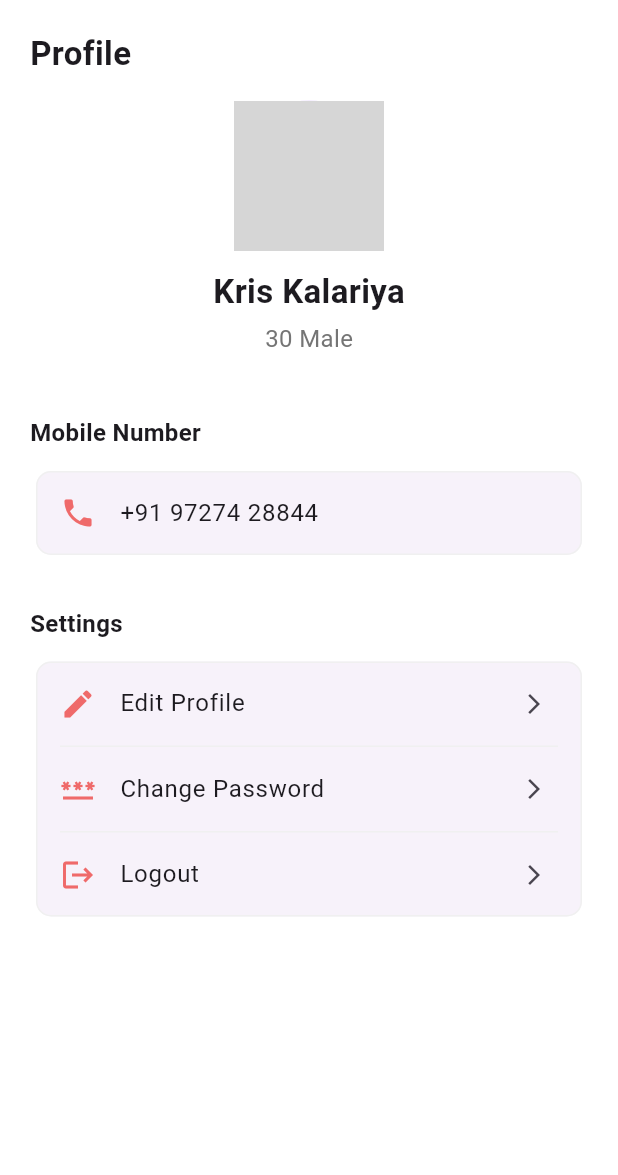
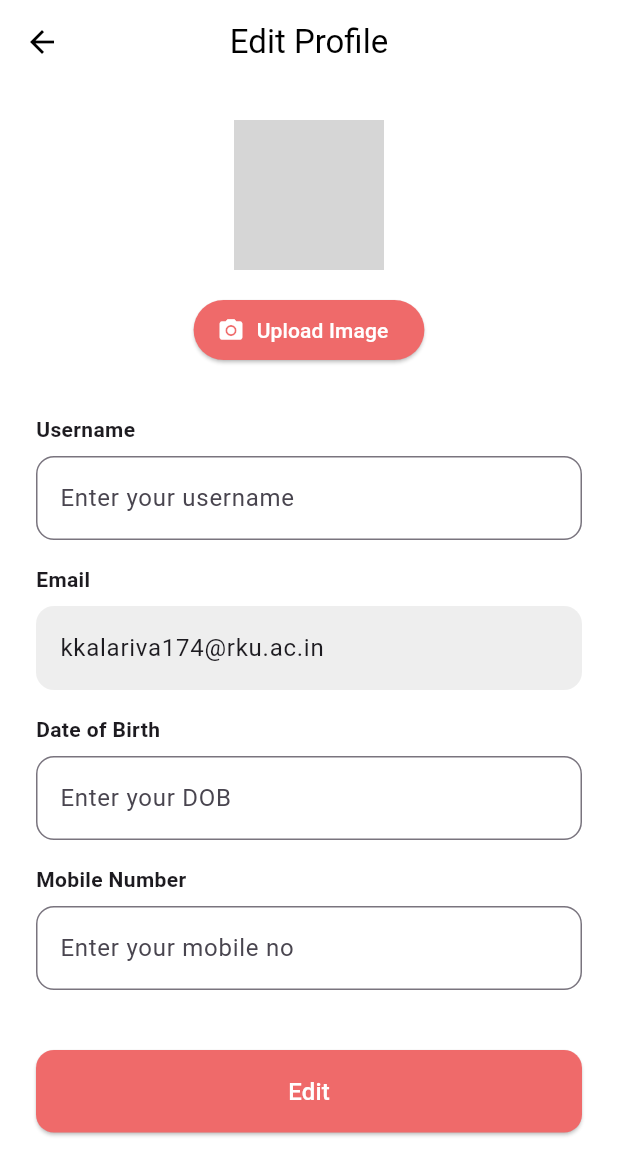
Before and after one commit to Kalariya-krish/Medicine-Reminder-App, a Flutter app: the ProfileScreen screen opened directly, after a tap on "Edit Profile", on a phone screen of 412 x 824 dp. Shown: the top 1175 px of the screen. Run offline on Flutter 3.47's test engine with Material 3 defaults, Android fonts, the light colour scheme and no system bars; drawn by our look-alikes of toastification; our stand-ins replace fl_chart, google_fonts, table_calendar; grey boxes are pictures that could not be loaded.

Commit message:
Edit Profile and Change Password Screen

```diff
--- a/lib/screens/edit_profile_screen.dart
+++ b/lib/screens/edit_profile_screen.dart
@@ -0,0 +1,175 @@
+import 'package:flutter/material.dart';
+
+class EditProfileScreen extends StatefulWidget {
+  const EditProfileScreen({super.key});
+
+  @override
+  State<EditProfileScreen> createState() => _EditProfileScreenState();
+}
+
+class _EditProfileScreenState extends State<EditProfileScreen> {
+  // Controllers for text fields
+  final _usernameController = TextEditingController();
+  final _dobController = TextEditingController();
+  final _mobileController = TextEditingController();
+
+  @override
+  void dispose() {
+    _usernameController.dispose();
+    _dobController.dispose();
+    _mobileController.dispose();
+    super.dispose();
+  }
+
+  // Function to show date picker
+  Future<void> _selectDate() async {
+    DateTime? picked = await showDatePicker(
+      context: context,
+      initialDate: DateTime.now(),
+      firstDate: DateTime(1900),
+      lastDate: DateTime.now(),
+    );
+
+    if (picked != null) {
+      setState(() {
+        _dobController.text = "${picked.day}-${picked.month}-${picked.year}";
+      });
+    }
+  }
+
+  @override
+  Widget build(BuildContext context) {
+    const Color primaryColor = Color(0xFFEF6A6A);
+
+    return Scaffold(
+      appBar: AppBar(
+        title: const Text('Edit Profile'),
+        centerTitle: true,
+        backgroundColor: Colors.white,
+        elevation: 0,
+        foregroundColor: Colors.black,
+      ),
+      backgroundColor: Colors.white,
+      body: SingleChildScrollView(
+        padding: const EdgeInsets.all(24.0),
+        child: Column(
+          crossAxisAlignment: CrossAxisAlignment.stretch,
+          children: [
+            // --- Profile Image ---
+            const Center(
+              child: CircleAvatar(
+                radius: 50,
+                backgroundImage: AssetImage('assets/profile_pic.png'),
+              ),
+            ),
+            const SizedBox(height: 16),
+            Center(
+              child: ElevatedButton.icon(
+                onPressed: () {
+                  // TODO: Add image picker logic
+                  // You can use the 'image_picker' package
+                },
+                icon: const Icon(Icons.camera_alt),
+                label: const Text('Upload Image'),
+                style: ElevatedButton.styleFrom(
+                  backgroundColor: primaryColor,
+                  foregroundColor: Colors.white,
+                  shape: RoundedRectangleBorder(
+                    borderRadius: BorderRadius.circular(20),
+                  ),
+                ),
+              ),
+            ),
+            const SizedBox(height: 32),
+
+            // --- Form Fields ---
+            _buildTextField(
+                label: 'Username',
+                controller: _usernameController,
+                hint: 'Enter your username'),
+            const SizedBox(height: 16),
+
+            // Email (read-only)
+            const Text('Email', style: TextStyle(fontWeight: FontWeight.w600)),
+            const SizedBox(height: 8),
+            TextField(
+              controller: TextEditingController(text: 'kkalariva174@rku.ac.in'),
+              readOnly: true,
+              decoration: InputDecoration(
+                filled: true,
+                fillColor: Colors.grey[200],
+                border: OutlineInputBorder(
+                  borderRadius: BorderRadius.circular(12),
+                  borderSide: BorderSide.none,
+                ),
+              ),
+            ),
+            const SizedBox(height: 16),
+
+            _buildTextField(
+                label: 'Date of Birth',
+                controller: _dobController,
+                hint: 'Enter your DOB',
+                readOnly: true,
+                onTap: _selectDate),
+            const SizedBox(height: 16),
+
+            _buildTextField(
+                label: 'Mobile Number',
+                controller: _mobileController,
+                hint: 'Enter your mobile no',
+                keyboardType: TextInputType.phone),
+            const SizedBox(height: 40),
+
+            // --- Edit Button ---
+            ElevatedButton(
+              onPressed: () {
+                // TODO: Add logic to save profile data
+                Navigator.pop(context); // Go back to profile screen
+              },
+              style: ElevatedButton.styleFrom(
+                backgroundColor: primaryColor,
+                foregroundColor: Colors.white,
+                padding: const EdgeInsets.symmetric(vertical: 16),
+                shape: RoundedRectangleBorder(
+                  borderRadius: BorderRadius.circular(12),
+                ),
+              ),
+              child: const Text('Edit', style: TextStyle(fontSize: 16)),
+            ),
+          ],
+        ),
+      ),
+    );
+  }
+
+  // Helper widget for text fields
+  Widget _buildTextField({
+    required String label,
+    required TextEditingController controller,
+    required String hint,
+    TextInputType keyboardType = TextInputType.text,
+    bool readOnly = false,
+    VoidCallback? onTap,
+  }) {
+    return Column(
+      crossAxisAlignment: CrossAxisAlignment.start,
+      children: [
+        Text(label, style: const TextStyle(fontWeight: FontWeight.w600)),
+        const SizedBox(height: 8),
+        TextField(
+          controller: controller,
+          keyboardType: keyboardType,
+          readOnly: readOnly,
+          onTap: onTap,
+          decoration: InputDecoration(
+            hintText: hint,
+            border: OutlineInputBorder(
+              borderRadius: BorderRadius.circular(12),
+            ),
+          ),
+        ),
+      ],
+    );
+  }
+}
```
Also changed, not shown: lib/screens/change_password_screen.dart (+102 -0 lines), lib/screens/profile_screen.dart (+64 -36 lines).
